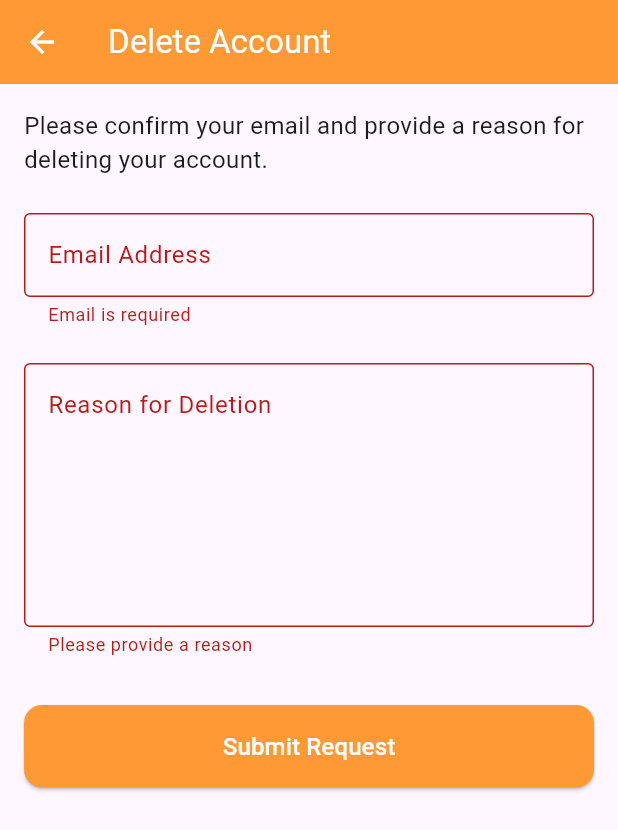
After one commit to josdiv/fsqebookapp, a Flutter app: the AccountDeletionScreen screen opened directly, after a tap on "Submit Request", on a phone screen of 412 x 824 dp. The commit adds this screen. Shown: the top 830 px of the screen. Run offline on Flutter 3.47's test engine with Material 3 defaults, Android fonts, the phone set to English and light mode, and no system bars; our stand-ins replace cached_network_image, dartz, dio, dots_indicator, equatable, firebase_core and 8 more; missing offline and left inert: animated_rating_stars, flutter_overlay_loader; accounts and stored records are empty; statements that could not run were skipped; project files that could hold a hidden picture were left out.

Commit message:
Adjusted IDs

```diff
--- a/lib/features/authors/data/model/author_details_entity_model.dart
+++ b/lib/features/authors/data/model/author_details_entity_model.dart
@@ -41,7 +41,7 @@ class AuthorDetailsBookEntityModel extends AuthorDetailsBookEntity {
   factory AuthorDetailsBookEntityModel.fromJson(DataMap json) {
 
     return AuthorDetailsBookEntityModel(
-      bookId: json['bookId'] as String,
+      bookId: json['bookId'].toString(),
       bookTitle: json['bookTitle'] as String,
       bookImage: json['bookImage'] as String,
       bookPrice: json['bookPrice'] as String,
--- a/lib/features/authors/data/model/author_entity_model.dart
+++ b/lib/features/authors/data/model/author_entity_model.dart
@@ -9,7 +9,7 @@ class AuthorEntityModel extends AuthorEntity {
 
   factory AuthorEntityModel.fromJson(Map<String, dynamic> json) {
     return AuthorEntityModel(
-      authorId: json["authorId"],
+      authorId: json["authorId"].toString(),
       authorName: json["authorName"],
       authorImage: json["authorImage"],
     );
--- a/lib/features/book_details/data/models/book_details_entity_model.dart
+++ b/lib/features/book_details/data/models/book_details_entity_model.dart
@@ -34,7 +34,7 @@ class BookDetailsEntityModel extends BookDetailsEntity {
     final bookDescription = document.body?.text ?? "No content found";
 
     return BookDetailsEntityModel(
-      bookId: bookDetail['bookId'] as String,
+      bookId: bookDetail['bookId'].toString(),
       bookAccess: bookDetail['bookAccess'] as String,
       bookImg: bookDetail['bookImg'] as String,
       bookTitle: bookDetail['bookTitle'] as String,
@@ -63,7 +63,7 @@ class RelatedBookEntityModel extends RelatedBookEntity {
 
   factory RelatedBookEntityModel.fromJson(DataMap json) {
     return RelatedBookEntityModel(
-      relatedBookId: json['relatedBookId'] as String,
+      relatedBookId: json['relatedBookId'].toString(),
       relatedBookAuthor: json['relatedBookAuthor'] as String,
       relatedBookTitle: json['relatedBookTitle'] as String,
       realatedBookImage: json['realatedBookImage'] as String,
--- a/lib/features/categories/data/model/category_entity_model.dart
+++ b/lib/features/categories/data/model/category_entity_model.dart
@@ -9,7 +9,7 @@ class CategoryEntityModel extends CategoryEntity {
 
   factory CategoryEntityModel.fromJson(Map<String, dynamic> json) {
     return CategoryEntityModel(
-      categoryId: json["categoryId"],
+      categoryId: json["categoryId"].toString(),
       categoryName: json["categoryName"],
       categoryImage: json["categoryImage"],
     );
--- a/lib/features/categories/data/model/sub_category_details_entity_model.dart
+++ b/lib/features/categories/data/model/sub_category_details_entity_model.dart
@@ -13,7 +13,7 @@ class SubCategoryDetailsEntityModel extends SubCategoryDetailsEntity {
 
   factory SubCategoryDetailsEntityModel.fromJson(DataMap json) {
     return SubCategoryDetailsEntityModel(
-      bookId: json['bookId'] as String,
+      bookId: (json['bookId'] as num).toString(),
       authorName: json['authorName'] as String,
       bookTitle: json['bookTitle'] as String,
       bookImage: json['bookImage'] as String,
--- a/lib/features/categories/data/model/sub_category_entity_model.dart
+++ b/lib/features/categories/data/model/sub_category_entity_model.dart
@@ -11,7 +11,7 @@ class SubCategoryEntityModel extends SubCategoryEntity {
 
   factory SubCategoryEntityModel.fromJson(DataMap json) {
     return SubCategoryEntityModel(
-      subcategoryId: json['subcategoryId'] as String,
+      subcategoryId: (json['subcategoryId'] as num).toString(),
       subcategoryName: json['subcategoryName'] as String,
       subcategoryImage: json['subcategoryImage'] as String,
     );
--- a/lib/features/latest/data/models/latest_entity_model.dart
+++ b/lib/features/latest/data/models/latest_entity_model.dart
@@ -14,7 +14,7 @@ class LatestEntityModel extends LatestEntity {
 
   factory LatestEntityModel.fromJson(Map<String, dynamic> json) {
     return LatestEntityModel(
-      bookId: json["bookId"],
+      bookId: json["bookId"].toString(),
       authorName: json["authorName"],
       bookTitle: json["bookTitle"],
       bookImage: json["bookImage"],
--- /dev/null
+++ b/lib/features/settings/presentation/screens/account_deletion_screen/account_deletion_screen.dart
@@ -0,0 +1,109 @@
+import 'package:flutter/material.dart';
+import 'package:foursquare_ebbok_app/core/theme/app_colors.dart';
+
+class AccountDeletionScreen extends StatefulWidget {
+  const AccountDeletionScreen({super.key});
+
+  @override
+  State<AccountDeletionScreen> createState() => _AccountDeletionScreenState();
+}
+
+class _AccountDeletionScreenState extends State<AccountDeletionScreen> {
+  final _formKey = GlobalKey<FormState>();
+  final TextEditingController _emailController = TextEditingController();
+  final TextEditingController _reasonController = TextEditingController();
+
+  void _submit() {
+    if (_formKey.currentState?.validate() ?? false) {
+      // Perform the delete account logic here
+      final email = _emailController.text.trim();
+      final reason = _reasonController.text.trim();
+      print('Email: $email\nReason: $reason');
+      // You can also show a confirmation dialog or snackbar here
+    }
+  }
+
+  @override
+  Widget build(BuildContext context) {
+    return Scaffold(
+      appBar: AppBar(
+        title: const Text('Delete Account'),
+        backgroundColor: AppColors.orangeColor,
+        foregroundColor: Colors.white,
+      ),
+      body: Padding(
+        padding: const EdgeInsets.all(16.0),
+        child: Form(
+          key: _formKey,
+          child: ListView(
+            children: [
+              const Text(
+                'Please confirm your email and provide a reason for deleting your account.',
+                style: TextStyle(fontSize: 16),
+              ),
+              const SizedBox(height: 24),
+
+              // Email field
+              TextFormField(
+                controller: _emailController,
+                decoration: const InputDecoration(
+                  labelText: 'Email Address',
+                  border: OutlineInputBorder(),
+                ),
+                keyboardType: TextInputType.emailAddress,
+                validator: (value) {
+                  final email = value?.trim();
+                  if (email == null || email.isEmpty) {
+                    return 'Email is required';
+                  }
+                  final emailRegex = RegExp(r'^[\w-.]+@([\w-]+\.)+[\w-]{2,4}$');
+                  if (!emailRegex.hasMatch(email)) {
+                    return 'Enter a valid email address';
+                  }
+                  return null;
+                },
+              ),
+
+              const SizedBox(height: 24),
+
+              // Reason field
+              TextFormField(
+                controller: _reasonController,
+                decoration: const InputDecoration(
+                  labelText: 'Reason for Deletion',
+                  alignLabelWithHint: true,
+                  border: OutlineInputBorder(),
+                ),
+                maxLines: 6,
+                validator: (value) {
+                  if (value == null || value.trim().isEmpty) {
+                    return 'Please provide a reason';
+                  }
+                  return null;
+                },
+              ),
+
+              const SizedBox(height: 32),
+
+              // Submit button
+              ElevatedButton(
+                onPressed: _submit,
+                style: ElevatedButton.styleFrom(
+                  backgroundColor: AppColors.orangeColor,
+                  padding: const EdgeInsets.symmetric(vertical: 16),
+                  shape: RoundedRectangleBorder(
+                    borderRadius: BorderRadius.circular(12),
+                  ),
+                ),
+                child: const Text(
+                  'Submit Request',
+                  style: TextStyle(color: Colors.white, fontSize: 16),
+                ),
+              ),
+            ],
+          ),
+        ),
+      ),
+    );
+  }
+}
```
Also changed, not shown: lib/features/home/data/model/home_entity_model.dart (+5 -5 lines), lib/features/settings/presentation/screens/settings_screen/settings_screen.dart (+8 -1 lines).
